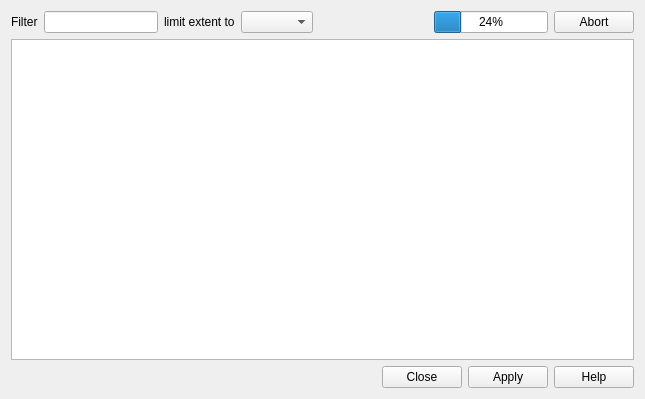
carsmie/QGIS, file src/ui/qgslayermetadatasearchwidget.ui: the form before one commit.
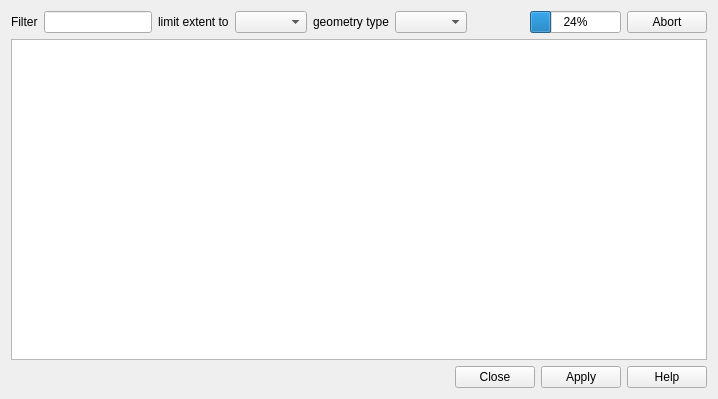
The form after the commit. Custom widgets are drawn as their Qt base class.

Commit message:
Followup layer metadata search widget
- Fix a bug with PG SQL update
- Filter by geometry type
- Handle raster icons

```diff
--- a/src/ui/qgslayermetadatasearchwidget.ui
+++ b/src/ui/qgslayermetadatasearchwidget.ui
@@ -6,7 +6,7 @@
    <rect>
     <x>0</x>
     <y>0</y>
-    <width>645</width>
+    <width>718</width>
     <height>399</height>
    </rect>
   </property>
@@ -34,7 +34,31 @@
       </widget>
      </item>
      <item>
-      <widget class="QComboBox" name="mExtentFilterComboBox"/>
+      <widget class="QComboBox" name="mExtentFilterComboBox">
+       <property name="sizePolicy">
+        <sizepolicy hsizetype="Expanding" vsizetype="Fixed">
+         <horstretch>0</horstretch>
+         <verstretch>0</verstretch>
+        </sizepolicy>
+       </property>
+      </widget>
+     </item>
+     <item>
+      <widget class="QLabel" name="label_3">
+       <property name="text">
+        <string>geometry type</string>
+       </property>
+      </widget>
+     </item>
+     <item>
+      <widget class="QComboBox" name="mGeometryTypeComboBox">
+       <property name="sizePolicy">
+        <sizepolicy hsizetype="Expanding" vsizetype="Fixed">
+         <horstretch>0</horstretch>
+         <verstretch>0</verstretch>
+        </sizepolicy>
+       </property>
+      </widget>
      </item>
      <item>
       <spacer name="horizontalSpacer">
```
Left out of the diff: 10 changed lines with no effect on the pictures. The commit also changes 7 other files.
